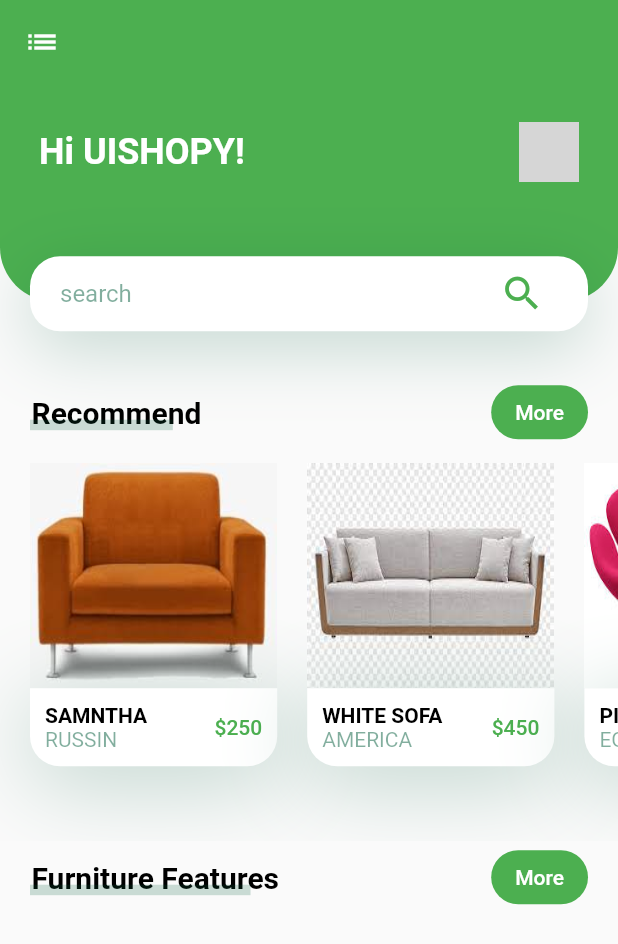
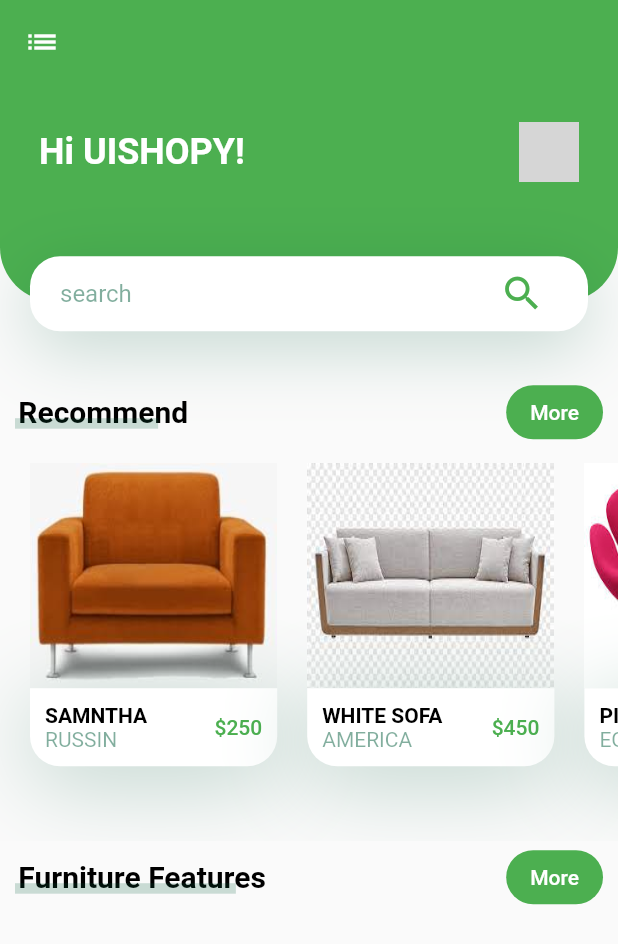
Before and after one commit to Tota6/FURNITURE-_APP, a Flutter app: the screen it shows after launch, on a phone screen of 412 x 824 dp. Shown: the top 944 px of the screen. Run offline on Flutter 3.47's test engine with Material 2 defaults, Android fonts, the phone set to English and light mode, and no system bars; network calls fail; grey boxes are pictures that could not be loaded.

```diff
--- a/lib/title_with_btn.dart
+++ b/lib/title_with_btn.dart
@@ -13,7 +13,7 @@ class TitleWithBtn extends StatelessWidget {
   @override
   Widget build(BuildContext context) {
     return Padding(
-      padding: const EdgeInsets.symmetric(horizontal: kDefultPadding),
+      padding: const EdgeInsets.symmetric(horizontal: kDefultPadding / 2),
       child: Row(
         mainAxisAlignment: MainAxisAlignment.spaceBetween,
         children: [
@@ -52,11 +52,13 @@ class TitleWithUnderLine extends StatelessWidget {
   @override
   Widget build(BuildContext context) {
     return Container(
+      alignment: AlignmentDirectional.topStart,
       height: 24,
       child: Stack(
+        //  alignment = AlignmentDirectional.topStart,
         children: <Widget>[
           Padding(
-            padding: const EdgeInsets.all(1),
+            padding: const EdgeInsets.only(left: kDefultPadding / 9, top: 0.0),
             child: Text(
               text,
               style: const TextStyle(
```
